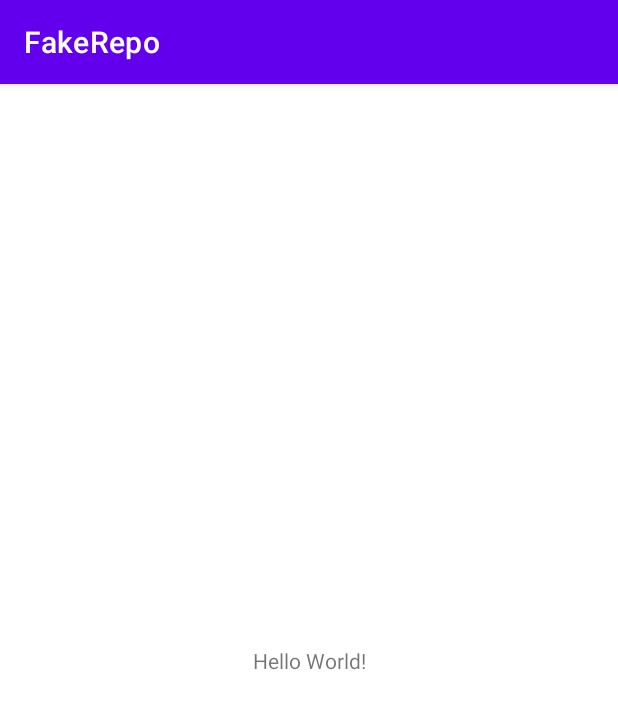
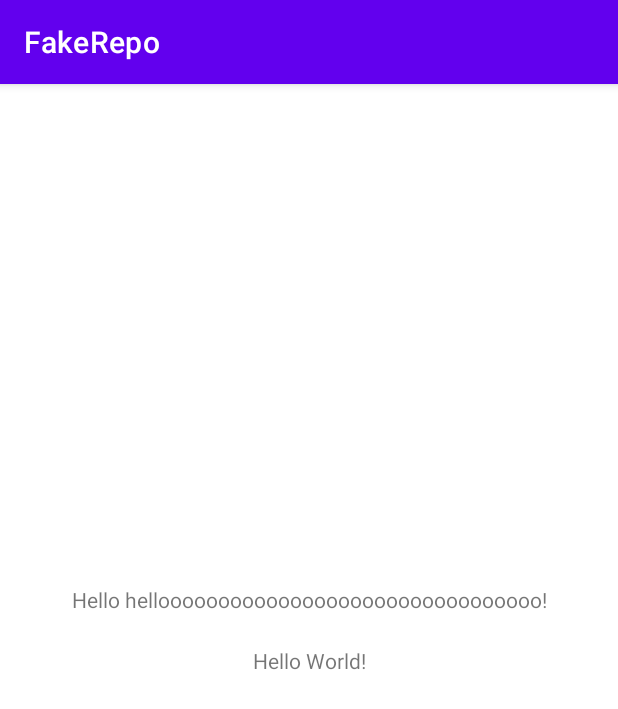
Before and after one commit to NurMuhammadSyaifuddin/FakeRepository, an Android app: the screen it shows after launch (MainActivity), on a phone screen of 412 x 824 dp. Shown: the top 709 px of the screen. Run offline under Robolectric (Android 15) with nearby library versions, the phone set to English and light mode, and no system bars.

Commit message:
add textview 2

```diff
--- a/app/src/main/res/layout/activity_main.xml
+++ b/app/src/main/res/layout/activity_main.xml
@@ -15,4 +15,13 @@
         app:layout_constraintRight_toRightOf="parent"
         app:layout_constraintTop_toTopOf="parent" />
 
+    <TextView
+        android:layout_width="wrap_content"
+        android:layout_height="100dp"
+        android:text="Hello helloooooooooooooooooooooooooooooooo!"
+        app:layout_constraintBottom_toBottomOf="parent"
+        app:layout_constraintLeft_toLeftOf="parent"
+        app:layout_constraintRight_toRightOf="parent"
+        app:layout_constraintTop_toTopOf="parent" />
+
 </androidx.constraintlayout.widget.ConstraintLayout>
```
